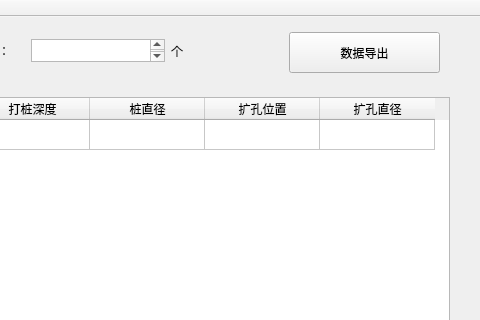
Above: mainwindow.ui from QuChuanbo/TongXin before the change; both pictures show x 631 to 1111 and y 0 to 320 of the 1111 by 529 pixel window. Below: the same form after it.
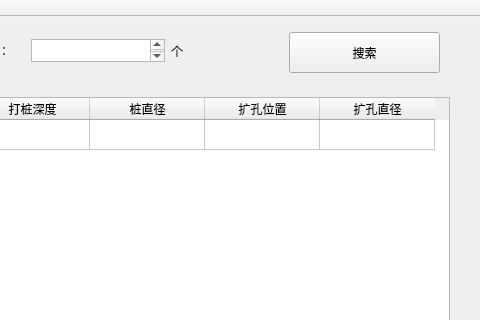
That is the form after the change. The open tabs and pages were chosen to show the change.

What changed in the file:
```diff
--- a/mainwindow.ui
+++ b/mainwindow.ui
@@ -1314,7 +1314,7 @@
        <string notr="true">font: 75 18pt &quot;SimSun&quot;;</string>
       </property>
       <property name="text">
-       <string>数据导出</string>
+       <string>搜索</string>
       </property>
      </widget>
     </widget>
```
